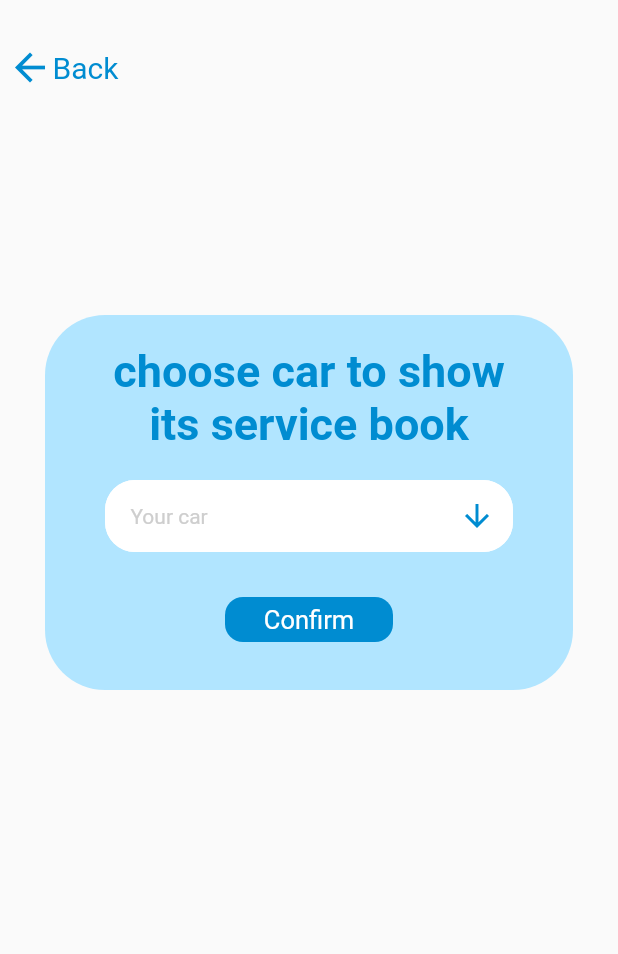
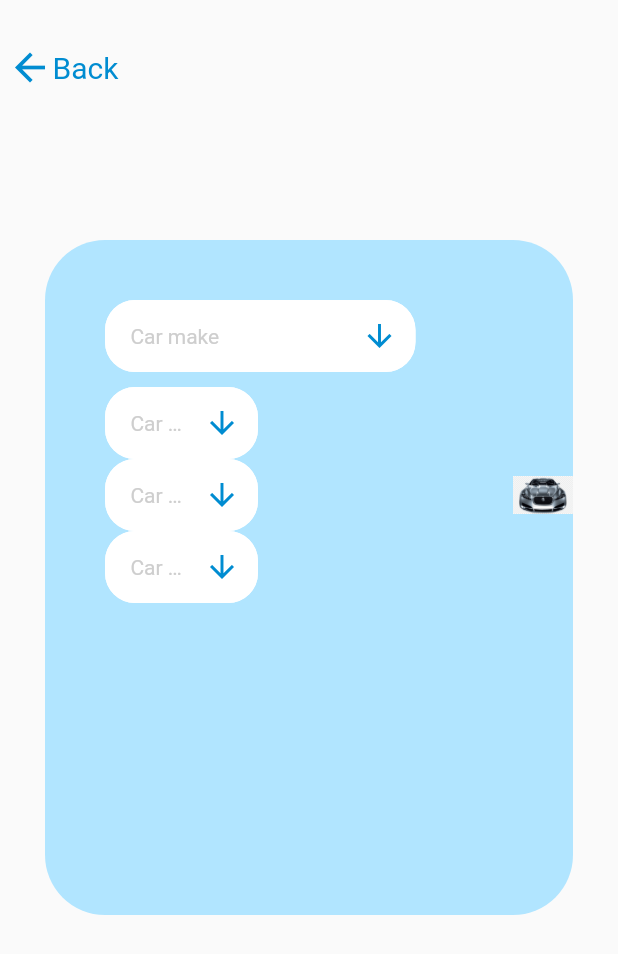
Before and after one commit to AbanoubLatif/auto_aid, a Flutter app: the screen it shows after launch, on a phone screen of 412 x 824 dp. Shown: the top 954 px of the screen. Run offline on Flutter 3.47's test engine with Material 2 defaults, Android fonts, the phone set to English and light mode, and no system bars.

Commit message:
add car commit

```diff
--- a/lib/main.dart
+++ b/lib/main.dart
@@ -1,4 +1,6 @@
 import 'dart:developer';
+import 'package:auto_aid/main_screens/add_car.dart';
+import 'package:auto_aid/main_screens/ai-chatbot.dart';
 import 'package:auto_aid/main_screens/service_book.dart';
 import 'package:auto_aid/screens/first_screen.dart';
 import 'package:auto_aid/screens/sign_up.dart';
@@ -21,8 +23,10 @@ class AutoAid extends StatelessWidget {
         SignUp.id:(context)=>SignUp(),
         FirstScreen.id:(context)=>FirstScreen(),
         ServiceBook.id:(context)=>ServiceBook(),
+        AiChatBot.id:(context)=>AiChatBot(),
+        AddCar.id:(context)=>AddCar(),
       },
-      initialRoute:'ServiceBookPage',
+      initialRoute:'AddCarPage',
     );
   }
 }
--- /dev/null
+++ b/lib/main_screens/add_car.dart
@@ -0,0 +1,77 @@
+import 'package:auto_aid/constants.dart';
+import 'package:auto_aid/decoration/custom_container.dart';
+import 'package:auto_aid/widgets/custom_button.dart';
+import 'package:auto_aid/widgets/custom_icon_back.dart';
+import 'package:auto_aid/widgets/custom_textfield.dart';
+import 'package:flutter/material.dart';
+
+class AddCar extends StatelessWidget {
+  const AddCar({Key? key}) : super(key: key);
+  static String id='AddCarPage';
+  @override
+  Widget build(BuildContext context) {
+    return Scaffold(
+      body: SingleChildScrollView(
+        child: Column(
+          children: [
+            CustomIconBack(),
+            SizedBox(height: 100,),
+            Padding(
+              padding: const EdgeInsets.only(left:30,right:30),
+              child: CustomContainer(height: 450,column: Column(
+                children: [
+                  SizedBox(height: 20),
+                  SizedBox(height: 20),
+                  Padding(
+                    padding: const EdgeInsets.only(right:65,),
+                    child: CustomTextField(
+                      text: 'Car make',
+                      suffixIcon: Icon(Icons.arrow_downward_outlined,color: KeyPrimaryColor,),
+                    ),
+                  ),
+                  SizedBox(height:10),
+                  Row(
+                    children: [
+                      Expanded(
+                        child: Padding(
+                          padding: const EdgeInsets.only(right: 130),
+                          child: Column(
+                            children: [
+                              CustomTextField(
+                                text: 'Car make',
+                                suffixIcon: Icon(Icons.arrow_downward_outlined,color: KeyPrimaryColor,),
+                              ),
+                              CustomTextField(
+                                text: 'Car make',
+                                suffixIcon: Icon(Icons.arrow_downward_outlined,color: KeyPrimaryColor,),
+                              ),
+                              CustomTextField(
+                                text: 'Car make',
+                                suffixIcon: Icon(Icons.arrow_downward_outlined,color: KeyPrimaryColor,),
+                              ),
+                            ],
+                          ),
+                        ),
+                      ),
+                      Image(image: AssetImage(
+                        'assets/images/png-clipart-jaguar-cars-luxury-vehicle-sports-car-jaguar.png',
+                      ),
+                        height: 40,width:40 ,
+                      ),
+                    ],
+                  ),
+                  // Padding(
+                  //   padding: const EdgeInsets.only(top: 30,left: 120,right: 120),
+                  //   child: CustomButton(text:'Confirm', color:KeyPrimaryColor, textcolor:Colors.white,
+                  //   ),
+                  // )
+                ],
+              ),),
+            ),
+            SizedBox(height: MediaQuery.of(context).viewInsets.bottom), // Adjust the padding when the keyboard appears
+          ],
+        ),
+      ),
+    );
+  }
+}
```
Also changed, not shown: lib/main_screens/ai-chatbot.dart (added, +47 -0 lines), assets/images/png-clipart-jaguar-cars-luxury-vehicle-sports-car-jaguar.png (added).
